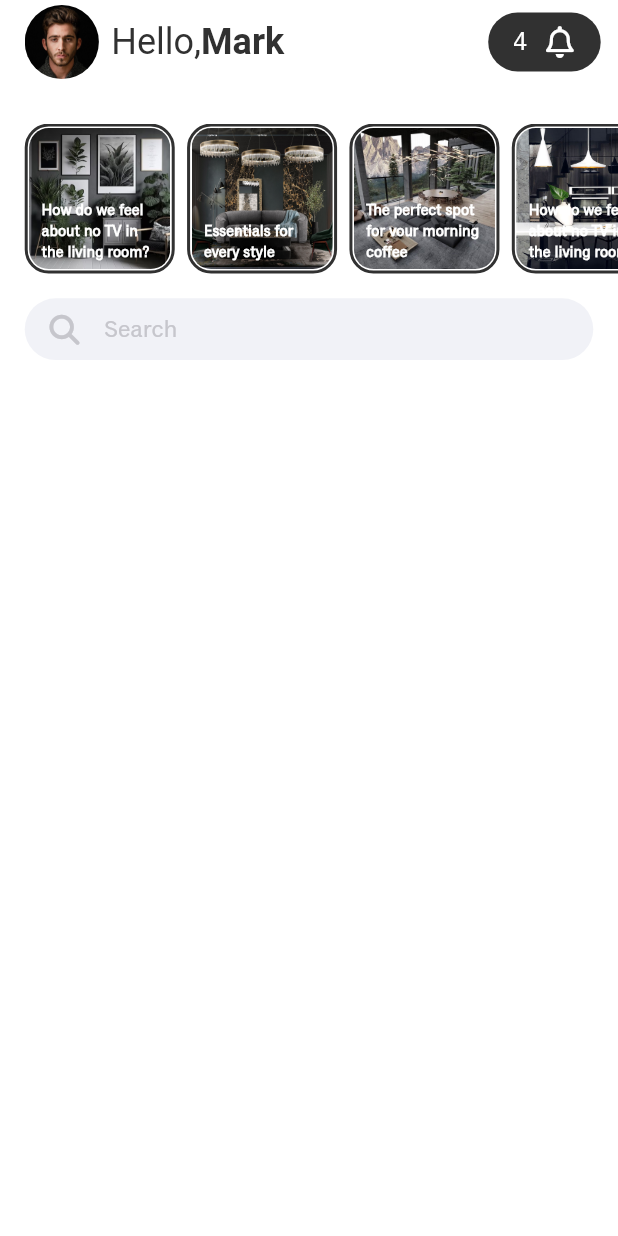
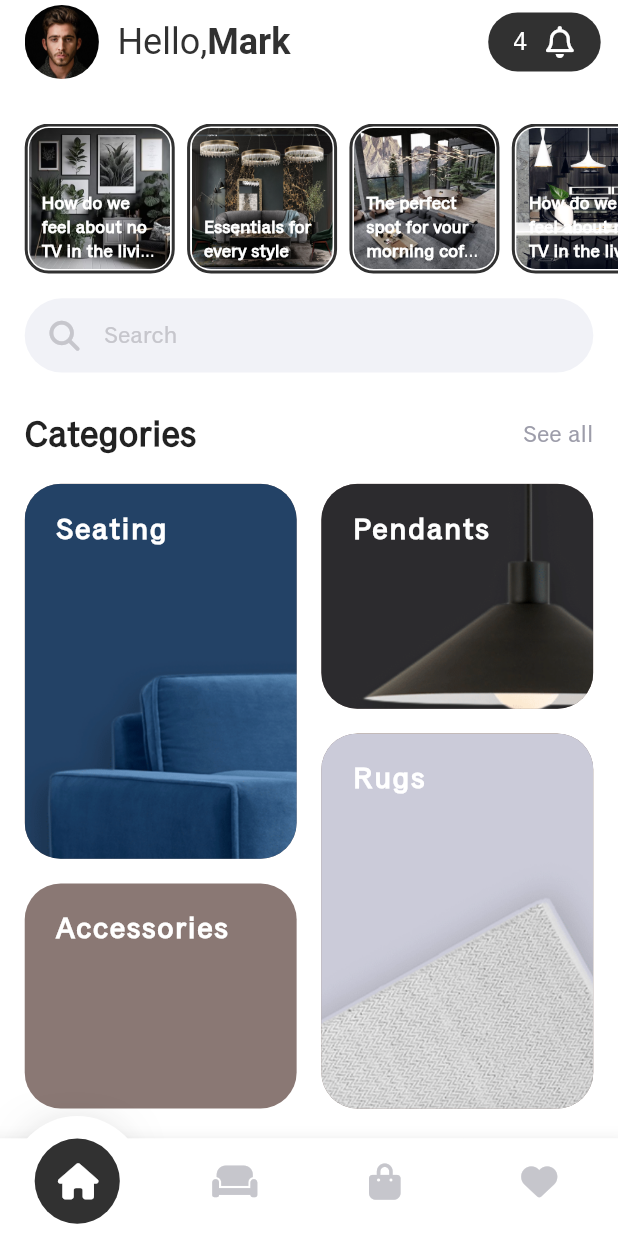
Before and after one commit to duldiev/shopping_app_layout, a Flutter app: the screen it shows after launch, on a phone screen of 412 x 824 dp. Run offline on Flutter 3.47's test engine with Material 2 defaults, Android fonts, the phone set to English and light mode, and no system bars; our stand-ins replace font_awesome_flutter, gap, responsive_sizer.

Commit message:
ui fixes

```diff
--- a/lib/screens/home_screen.dart
+++ b/lib/screens/home_screen.dart
@@ -1,11 +1,15 @@
+// ignore_for_file: deprecated_member_use
 import 'package:flutter/material.dart';
 import 'package:font_awesome_flutter/font_awesome_flutter.dart';
 import 'package:gap/gap.dart';
 import 'package:responsive_sizer/responsive_sizer.dart';
 import 'package:shopping_app_layout/shared/app_colors.dart';
-import 'package:shopping_app_layout/shared/assets_name.dart';
+import 'package:shopping_app_layout/views/category_view.dart';
+import 'package:shopping_app_layout/views/suggestion_view.dart';
+import 'package:shopping_app_layout/widgets/header_see_all.dart';
 import 'package:shopping_app_layout/widgets/home_app_bar.dart';
-import 'package:shopping_app_layout/widgets/suggestion_card.dart';
+import 'package:shopping_app_layout/widgets/nav_bar_item.dart';
+import 'package:shopping_app_layout/widgets/search_engine.dart';
 
 class HomeScreen extends StatelessWidget {
   const HomeScreen({super.key});
@@ -22,45 +26,64 @@ class HomeScreen extends StatelessWidget {
             mainAxisSize: MainAxisSize.min,
             children: [
               Gap(2.h),
-              SizedBox(
-                height: 100,
-                width: 100.w,
-                child: ListView.separated(
-                  scrollDirection: Axis.horizontal,
+              const SuggestionView(),
+              Gap(2.h),
+              Padding(
                 padding: EdgeInsets.symmetric(horizontal: 4.w),
-                  itemBuilder: (context, index) => SuggestionCard(
-                    index: index,
-                    imageName: AssetsName.images[index],
+                child: const SearchEngine(),
               ),
-                  separatorBuilder: (context, index) => Gap(2.w),
-                  itemCount: 6,
-                ),
+              Gap(3.h),
+              Padding(
+                padding: EdgeInsets.symmetric(horizontal: 4.w),
+                child: const HeaderSeeAll(),
               ),
               Gap(2.h),
               Padding(
                 padding: EdgeInsets.symmetric(horizontal: 4.w),
-                child: SearchBar(
-                  hintText: 'Search',
-                  leading: Icon(
-                    FontAwesomeIcons.search,
-                    color: AppColors.secondary,
-                    size: 20,
+                child: const CategoryView(),
               ),
-                  hintStyle: MaterialStatePropertyAll(
-                    TextStyle(
-                      fontSize: 16,
-                      color: AppColors.secondary,
+              Gap(2.h),
+            ],
           ),
         ),
-                  constraints: BoxConstraints.tight(Size.fromHeight(5.h)),
-                  padding: MaterialStatePropertyAll(
-                    EdgeInsets.symmetric(
-                      horizontal: 4.w,
-                      vertical: 0,
+      ),
+      bottomNavigationBar: Container(
+        decoration: BoxDecoration(
+          color: AppColors.background,
+          boxShadow: [
+            BoxShadow(
+              color: AppColors.dark.withOpacity(0.2),
+              spreadRadius: 10,
+              blurRadius: 10,
+              offset: Offset(0, 14),
+            ),
+          ],
+        ),
+        child: const SafeArea(
+          child: Row(
+            children: [
+              Expanded(
+                child: NavBarItem(
+                  icon: FontAwesomeIcons.home,
+                  selected: true,
                 ),
               ),
-                  backgroundColor: MaterialStatePropertyAll(AppColors.light),
-                  elevation: const MaterialStatePropertyAll(0),
+              Expanded(
+                child: NavBarItem(
+                  icon: FontAwesomeIcons.couch,
+                  selected: false,
+                ),
+              ),
+              Expanded(
+                child: NavBarItem(
+                  icon: FontAwesomeIcons.shoppingBag,
+                  selected: false,
+                ),
+              ),
+              Expanded(
+                child: NavBarItem(
+                  icon: FontAwesomeIcons.solidHeart,
+                  selected: false,
                 ),
               ),
             ],
--- a/lib/shared/app_colors.dart
+++ b/lib/shared/app_colors.dart
@@ -6,4 +6,6 @@ class AppColors {
   static Color get white => Colors.white;
   static Color get light => const Color.fromRGBO(241, 242, 247, 1);
   static Color get secondary => const Color.fromRGBO(198, 198, 204, 1);
+  static Color get gray => const Color.fromRGBO(157, 157, 170, 1);
+  static Color get accessories => const Color.fromRGBO(138, 120, 116, 1);
 }
--- a/lib/shared/app_texts.dart
+++ b/lib/shared/app_texts.dart
@@ -7,4 +7,14 @@ class AppTexts {
         'Essentials for every style',
         'The perfect spot for vour morning coffee',
       ];
+
+  static List<String> get categories1 => [
+        'Seating',
+        'Accessories',
+      ];
+
+  static List<String> get categories2 => [
+        'Pendants',
+        'Rugs',
+      ];
 }
--- a/lib/shared/assets_name.dart
+++ b/lib/shared/assets_name.dart
@@ -7,4 +7,14 @@ class AssetsName {
         '5.jpg',
         '6.jpg',
       ];
+
+  static List<String?> get categories1 => [
+        'c1.png',
+        null,
+      ];
+
+  static List<String> get categories2 => [
+        'c2.png',
+        'c3.png',
+      ];
 }
--- /dev/null
+++ b/lib/shared/ext_context.dart
@@ -0,0 +1,7 @@
+import 'package:flutter/material.dart';
+
+extension BuildContextLocalization on BuildContext {
+  double get height => MediaQuery.of(this).size.height;
+  double get width => MediaQuery.of(this).size.width;
+  double get bottomViewInset => MediaQuery.of(this).viewInsets.bottom;
+}
--- /dev/null
+++ b/lib/views/category_view.dart
@@ -0,0 +1,54 @@
+import 'package:flutter/material.dart';
+import 'package:gap/gap.dart';
+import 'package:responsive_sizer/responsive_sizer.dart';
+import 'package:shopping_app_layout/shared/app_texts.dart';
+import 'package:shopping_app_layout/shared/assets_name.dart';
+import 'package:shopping_app_layout/widgets/category_card.dart';
+
+class CategoryView extends StatelessWidget {
+  const CategoryView({
+    super.key,
+  });
+
+  @override
+  Widget build(BuildContext context) {
+    return Row(
+      mainAxisAlignment: MainAxisAlignment.spaceBetween,
+      children: [
+        Expanded(
+          child: Column(
+            children: List.generate(
+              2,
+              (index) => Padding(
+                padding: EdgeInsets.only(bottom: 2.h),
+                child: CategoryCard(
+                  index: index,
+                  reverse: true,
+                  title: AppTexts.categories1[index],
+                  imagename: AssetsName.categories1[index],
+                ),
+              ),
+            ),
+          ),
+        ),
+        Gap(4.w),
+        Expanded(
+          child: Column(
+            children: List.generate(
+              2,
+              (index) => Padding(
+                padding: EdgeInsets.only(bottom: 2.h),
+                child: CategoryCard(
+                  index: index,
+                  reverse: false,
+                  title: AppTexts.categories2[index],
+                  imagename: AssetsName.categories2[index],
+                ),
+              ),
+            ),
+          ),
+        ),
+      ],
+    );
+  }
+}
--- /dev/null
+++ b/lib/views/suggestion_view.dart
@@ -0,0 +1,29 @@
+import 'package:flutter/material.dart';
+import 'package:gap/gap.dart';
+import 'package:responsive_sizer/responsive_sizer.dart';
+import 'package:shopping_app_layout/shared/assets_name.dart';
+import 'package:shopping_app_layout/widgets/suggestion_card.dart';
+
+class SuggestionView extends StatelessWidget {
+  const SuggestionView({
+    super.key,
+  });
+
+  @override
+  Widget build(BuildContext context) {
+    return SizedBox(
+      height: 100,
+      width: 100.w,
+      child: ListView.separated(
+        scrollDirection: Axis.horizontal,
+        padding: EdgeInsets.symmetric(horizontal: 4.w),
+        itemBuilder: (context, index) => SuggestionCard(
+          index: index,
+          imageName: AssetsName.images[index],
+        ),
+        separatorBuilder: (context, index) => Gap(2.w),
+        itemCount: 6,
+      ),
+    );
+  }
+}
--- /dev/null
+++ b/lib/widgets/category_card.dart
@@ -0,0 +1,48 @@
+import 'package:flutter/material.dart';
+import 'package:responsive_sizer/responsive_sizer.dart';
+import 'package:shopping_app_layout/shared/app_colors.dart';
+
+class CategoryCard extends StatelessWidget {
+  const CategoryCard({
+    super.key,
+    required this.index,
+    required this.reverse,
+    required this.title,
+    this.imagename,
+  });
+
+  final int index;
+  final bool reverse;
+  final String title;
+  final String? imagename;
+
+  @override
+  Widget build(BuildContext context) {
+    return Container(
+      height: index.isEven ? (reverse ? 250 : 150) : (!reverse ? 250 : 150),
+      width: 100.w,
+      padding: EdgeInsets.symmetric(horizontal: 5.w, vertical: 2.h),
+      decoration: BoxDecoration(
+        color: AppColors.accessories,
+        borderRadius: BorderRadius.circular(24),
+        image: imagename != null
+            ? DecorationImage(
+                image: AssetImage(
+                  'assets/images/$imagename',
+                ),
+                fit: BoxFit.cover,
+              )
+            : null,
+      ),
+      child: Text(
+        title,
+        style: TextStyle(
+          fontSize: 20,
+          letterSpacing: 1,
+          fontWeight: FontWeight.bold,
+          color: AppColors.white,
+        ),
+      ),
+    );
+  }
+}
--- /dev/null
+++ b/lib/widgets/header_see_all.dart
@@ -0,0 +1,32 @@
+import 'package:flutter/material.dart';
+import 'package:shopping_app_layout/shared/app_colors.dart';
+
+class HeaderSeeAll extends StatelessWidget {
+  const HeaderSeeAll({
+    super.key,
+  });
+
+  @override
+  Widget build(BuildContext context) {
+    return Row(
+      mainAxisAlignment: MainAxisAlignment.spaceBetween,
+      children: [
+        const Text(
+          'Categories',
+          style: TextStyle(
+            fontSize: 24,
+            fontWeight: FontWeight.w600,
+          ),
+        ),
+        Text(
+          'See all',
+          style: TextStyle(
+            fontSize: 16,
+            color: AppColors.gray,
+            fontWeight: FontWeight.w500,
+          ),
+        ),
+      ],
+    );
+  }
+}
--- a/lib/widgets/home_app_bar.dart
+++ b/lib/widgets/home_app_bar.dart
@@ -10,7 +10,7 @@ class HomeAppBar extends StatelessWidget implements PreferredSizeWidget {
   @override
   Widget build(BuildContext context) {
     return AppBar(
-      scrolledUnderElevation: 0,
+      scrolledUnderElevation: 0.3,
       elevation: 0,
       backgroundColor: AppColors.background,
       leading: Padding(
@@ -24,7 +24,7 @@ class HomeAppBar extends StatelessWidget implements PreferredSizeWidget {
                 height: 12.w,
               ),
             ),
-            Gap(2.w),
+            Gap(3.w),
             RichText(
               text: TextSpan(
                 text: 'Hello,',
--- /dev/null
+++ b/lib/widgets/nav_bar_item.dart
@@ -0,0 +1,94 @@
+import 'dart:math';
+import 'package:flutter/material.dart';
+import 'package:responsive_sizer/responsive_sizer.dart';
+import 'package:shopping_app_layout/shared/app_colors.dart';
+
+class NavBarItem extends StatelessWidget {
+  const NavBarItem({
+    super.key,
+    required this.icon,
+    required this.selected,
+  });
+
+  final IconData icon;
+  final bool selected;
+
+  @override
+  Widget build(BuildContext context) {
+    return CustomPaint(
+      painter: selected ? ShadowPainter() : null,
+      child: Container(
+        height: 65,
+        alignment: Alignment.bottomCenter,
+        color: AppColors.background,
+        padding: EdgeInsets.only(bottom: 1.h),
+        child: CustomPaint(
+          painter: selected ? NavBarItemPainter() : null,
+          child: Container(
+            width: 60,
+            alignment: Alignment.center,
+            decoration: BoxDecoration(
+              color: selected ? AppColors.dark : null,
+              shape: BoxShape.circle,
+            ),
+            child: Transform.translate(
+              offset: const Offset(-1, 0),
+              child: Icon(
+                icon,
+                color: selected ? AppColors.white : AppColors.secondary,
+              ),
+            ),
+          ),
+        ),
+      ),
+    );
+  }
+}
+
+class NavBarItemPainter extends CustomPainter {
+  @override
+  void paint(Canvas canvas, Size size) {
+    var paint = Paint()..color = AppColors.background;
+    var rect = Rect.fromCenter(
+      center: const Offset(30, 30),
+      width: 90,
+      height: 90,
+    );
+    canvas.drawArc(rect, pi, pi, true, paint);
+  }
+
+  @override
+  bool shouldRepaint(NavBarItemPainter oldDelegate) => false;
+
+  @override
+  bool shouldRebuildSemantics(NavBarItemPainter oldDelegate) => false;
+}
+
+class ShadowPainter extends CustomPainter {
+  @override
+  void paint(Canvas canvas, Size size) {
+    var paint = Paint()..color = AppColors.dark;
+    paint.maskFilter = const MaskFilter.blur(
+      BlurStyle.normal,
+      18,
+    );
+
+    var rect = Rect.fromCenter(
+      center: const Offset(50, 20),
+      width: 50,
+      height: 40 / 1.5,
+    );
+
+    canvas.drawArc(rect, pi, pi, false, paint);
+  }
+
+  static double convertRadiusToSigma(double radius) {
+    return radius * 0.57735 + 0.5;
+  }
+
+  @override
+  bool shouldRepaint(ShadowPainter oldDelegate) => false;
+
+  @override
+  bool shouldRebuildSemantics(ShadowPainter oldDelegate) => false;
+}
--- /dev/null
+++ b/lib/widgets/search_engine.dart
@@ -0,0 +1,40 @@
+import 'package:flutter/material.dart';
+import 'package:font_awesome_flutter/font_awesome_flutter.dart';
+import 'package:responsive_sizer/responsive_sizer.dart';
+import 'package:shopping_app_layout/shared/app_colors.dart';
+import 'package:shopping_app_layout/shared/ext_context.dart';
+
+class SearchEngine extends StatelessWidget {
+  const SearchEngine({
+    super.key,
+  });
+
+  @override
+  Widget build(BuildContext context) {
+    return SearchBar(
+      hintText: 'Search',
+      leading: Transform.translate(
+        offset: Offset(0, context.height < 800 ? -4 : 0),
+        child: Icon(
+          FontAwesomeIcons.search,
+          color: AppColors.secondary,
+          size: 20,
+        ),
+      ),
+      hintStyle: MaterialStatePropertyAll(
+        TextStyle(
+          fontSize: 16,
+          color: AppColors.secondary,
+        ),
+      ),
+      constraints: BoxConstraints.tight(Size.fromHeight(6.h)),
+      padding: MaterialStatePropertyAll(EdgeInsets.only(
+        left: 4.w,
+        right: 4.w,
+        top: context.height < 800 ? 10 : 0,
+      )),
+      backgroundColor: MaterialStatePropertyAll(AppColors.light),
+      elevation: const MaterialStatePropertyAll(0),
+    );
+  }
+}
--- a/lib/widgets/suggestion_card.dart
+++ b/lib/widgets/suggestion_card.dart
@@ -51,10 +51,12 @@ class SuggestionCard extends StatelessWidget {
             child: Text(
               AppTexts.suggestions[index],
               style: TextStyle(
-                fontSize: 10,
+                fontSize: 12,
                 fontWeight: FontWeight.bold,
                 color: AppColors.white,
               ),
+              maxLines: 3,
+              overflow: TextOverflow.ellipsis,
             ),
           ),
         ],
```
Also changed, not shown: assets/images/c1.png (added), assets/images/c2.png (added), assets/images/c3.png (added). Lines whose indentation alone changed are shown as unchanged.
